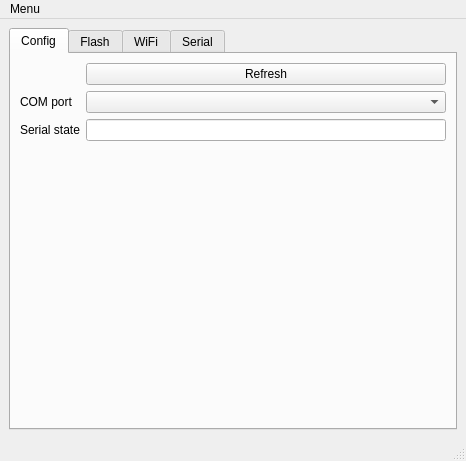
jcfain/TCodeESP32, file ESP32/flasher/Flash/mainwindow.ui: the form before one commit.
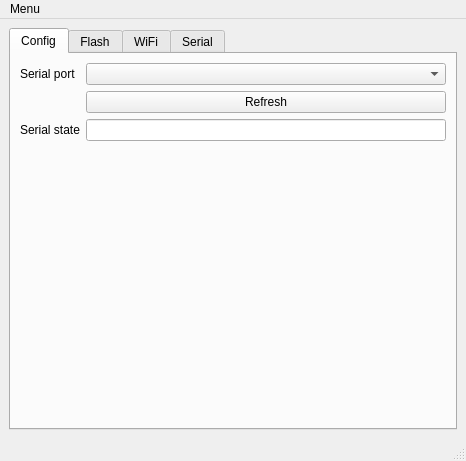
The form after the commit.

```diff
--- a/ESP32/flasher/Flash/mainwindow.ui
+++ b/ESP32/flasher/Flash/mainwindow.ui
@@ -42,21 +42,18 @@
        <attribute name="title">
         <string>Config</string>
        </attribute>
-       <layout class="QFormLayout" name="formLayout_5">
-        <item row="0" column="1">
+       <layout class="QFormLayout" name="formLayout">
+        <item row="1" column="1">
          <widget class="QPushButton" name="refreshComports">
           <property name="text">
            <string>Refresh</string>
           </property>
          </widget>
         </item>
-        <item row="1" column="1">
-         <widget class="QComboBox" name="serialSelectorCombobox"/>
-        </item>
-        <item row="1" column="0">
-         <widget class="QLabel" name="label">
+        <item row="2" column="0">
+         <widget class="QLabel" name="serialPortStatus">
           <property name="text">
-           <string>COM port</string>
+           <string>Serial state</string>
           </property>
          </widget>
         </item>
@@ -67,10 +64,13 @@
           </property>
          </widget>
         </item>
-        <item row="2" column="0">
-         <widget class="QLabel" name="serialPortStatus">
+        <item row="0" column="1">
+         <widget class="QComboBox" name="serialSelectorCombobox"/>
+        </item>
+        <item row="0" column="0">
+         <widget class="QLabel" name="label">
           <property name="text">
-           <string>Serial state</string>
+           <string>Serial port</string>
           </property>
          </widget>
         </item>
```
